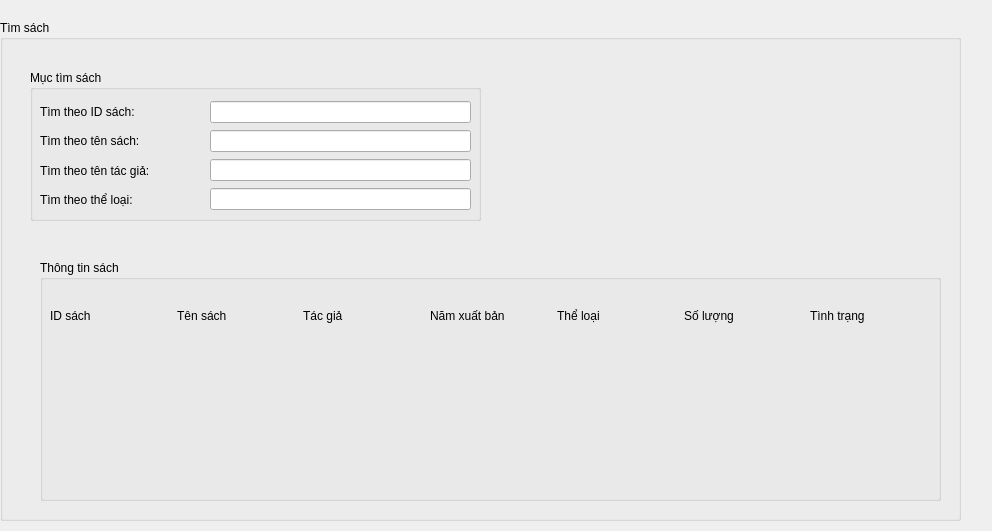
anhtuan4120/KTLT, file LIBPRO/timsach.ui: the form before one commit.
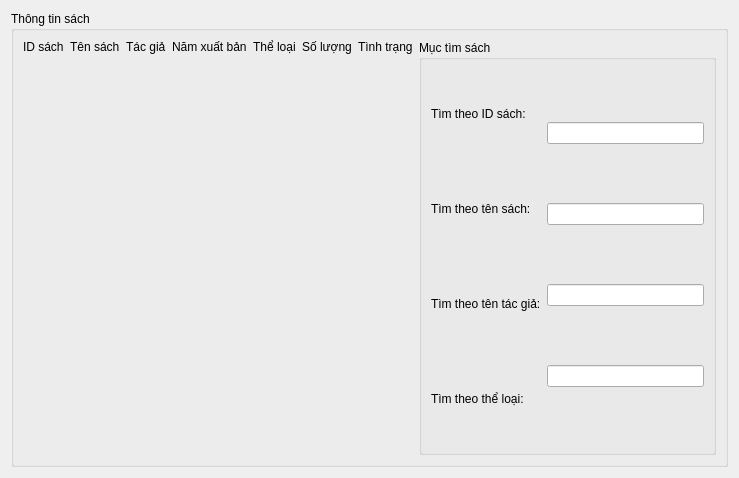
The form after the commit.

```diff
--- a/LIBPRO/timsach.ui
+++ b/LIBPRO/timsach.ui
@@ -6,190 +6,159 @@
    <rect>
     <x>0</x>
     <y>0</y>
-    <width>992</width>
-    <height>531</height>
+    <width>739</width>
+    <height>478</height>
    </rect>
   </property>
   <property name="windowTitle">
    <string>Dialog</string>
   </property>
-  <widget class="QGroupBox" name="groupBox">
-   <property name="geometry">
-    <rect>
-     <x>0</x>
-     <y>20</y>
-     <width>961</width>
-     <height>501</height>
-    </rect>
-   </property>
-   <property name="title">
-    <string>Tìm sách</string>
-   </property>
-   <widget class="QLabel" name="label_6">
-    <property name="geometry">
-     <rect>
-      <x>40</x>
-      <y>60</y>
-      <width>55</width>
-      <height>16</height>
-     </rect>
-    </property>
-    <property name="text">
-     <string/>
-    </property>
-   </widget>
-   <widget class="QGroupBox" name="groupBox_2">
-    <property name="geometry">
-     <rect>
-      <x>30</x>
-      <y>50</y>
-      <width>451</width>
-      <height>151</height>
-     </rect>
-    </property>
-    <property name="title">
-     <string>Mục tìm sách</string>
-    </property>
-    <widget class="QWidget" name="verticalLayoutWidget">
-     <property name="geometry">
-      <rect>
-       <x>10</x>
-       <y>30</y>
-       <width>141</width>
-       <height>111</height>
-      </rect>
-     </property>
-     <layout class="QVBoxLayout" name="verticalLayout">
+  <layout class="QHBoxLayout" name="horizontalLayout_4">
       <item>
-       <widget class="QLabel" name="label_10">
-        <property name="text">
-         <string>Tìm theo ID sách:</string>
-        </property>
-       </widget>
-      </item>
-      <item>
-       <widget class="QLabel" name="label_9">
-        <property name="text">
-         <string>Tìm theo tên sách:</string>
-        </property>
-       </widget>
-      </item>
-      <item>
-       <widget class="QLabel" name="label_11">
-        <property name="text">
-         <string>Tìm theo tên tác giả:</string>
-        </property>
-       </widget>
-      </item>
-      <item>
-       <widget class="QLabel" name="label_12">
-        <property name="text">
-         <string>Tìm theo thể loại:</string>
-        </property>
-       </widget>
-      </item>
-     </layout>
-    </widget>
-    <widget class="QWidget" name="verticalLayoutWidget_2">
-     <property name="geometry">
-      <rect>
-       <x>180</x>
-       <y>30</y>
-       <width>261</width>
-       <height>111</height>
-      </rect>
-     </property>
-     <layout class="QVBoxLayout" name="verticalLayout_2">
-      <item>
-       <widget class="QLineEdit" name="lineEdit_2"/>
-      </item>
-      <item>
-       <widget class="QLineEdit" name="lineEdit_3"/>
-      </item>
-      <item>
-       <widget class="QLineEdit" name="lineEdit_4"/>
-      </item>
-      <item>
-       <widget class="QLineEdit" name="lineEdit"/>
-      </item>
-     </layout>
-    </widget>
-   </widget>
-   <widget class="QGroupBox" name="groupBox_3">
-    <property name="geometry">
-     <rect>
-      <x>40</x>
-      <y>240</y>
-      <width>901</width>
-      <height>241</height>
-     </rect>
-    </property>
-    <property name="title">
-     <string>Thông tin sách</string>
-    </property>
-    <widget class="QWidget" name="horizontalLayoutWidget">
-     <property name="geometry">
-      <rect>
-       <x>10</x>
-       <y>30</y>
-       <width>881</width>
-       <height>51</height>
-      </rect>
-     </property>
      <layout class="QHBoxLayout" name="horizontalLayout">
       <item>
-       <widget class="QLabel" name="label">
+      <widget class="QGroupBox" name="groupBox_7">
+       <property name="title">
+        <string>Thông tin sách</string>
+       </property>
+       <layout class="QHBoxLayout" name="horizontalLayout_3">
+        <item>
+         <layout class="QVBoxLayout" name="verticalLayout_8">
+          <item>
+           <layout class="QHBoxLayout" name="horizontalLayout_10">
+            <item>
+             <widget class="QLabel" name="label_30">
         <property name="text">
          <string>ID sách</string>
         </property>
        </widget>
       </item>
       <item>
-       <widget class="QLabel" name="label_2">
+             <widget class="QLabel" name="label_31">
         <property name="text">
          <string>Tên sách</string>
         </property>
        </widget>
       </item>
       <item>
-       <widget class="QLabel" name="label_3">
+             <widget class="QLabel" name="label_32">
         <property name="text">
          <string>Tác giả</string>
         </property>
        </widget>
       </item>
       <item>
-       <widget class="QLabel" name="label_4">
+             <widget class="QLabel" name="label_33">
         <property name="text">
          <string>Năm xuất bản</string>
         </property>
        </widget>
       </item>
       <item>
-       <widget class="QLabel" name="label_8">
+             <widget class="QLabel" name="label_34">
         <property name="text">
          <string>Thể loại</string>
         </property>
        </widget>
       </item>
       <item>
-       <widget class="QLabel" name="label_5">
+             <widget class="QLabel" name="label_35">
         <property name="text">
          <string>Số lượng</string>
         </property>
        </widget>
       </item>
       <item>
-       <widget class="QLabel" name="label_7">
+             <widget class="QLabel" name="label_36">
         <property name="text">
          <string>Tình trạng</string>
         </property>
        </widget>
       </item>
      </layout>
-    </widget>
-   </widget>
-  </widget>
+          </item>
+          <item>
+           <spacer name="verticalSpacer_4">
+            <property name="orientation">
+             <enum>Qt::Vertical</enum>
+            </property>
+            <property name="sizeHint" stdset="0">
+             <size>
+              <width>20</width>
+              <height>40</height>
+             </size>
+            </property>
+           </spacer>
+          </item>
+         </layout>
+        </item>
+        <item>
+         <widget class="QGroupBox" name="groupBox_8">
+          <property name="title">
+           <string>Mục tìm sách</string>
+          </property>
+          <layout class="QHBoxLayout" name="horizontalLayout_2">
+           <item>
+            <layout class="QHBoxLayout" name="horizontalLayout_11">
+             <item>
+              <layout class="QVBoxLayout" name="verticalLayout_4">
+               <item>
+                <widget class="QLabel" name="label_37">
+                 <property name="text">
+                  <string>Tìm theo ID sách:</string>
+                 </property>
+                </widget>
+               </item>
+               <item>
+                <widget class="QLabel" name="label_38">
+                 <property name="text">
+                  <string>Tìm theo tên sách:</string>
+                 </property>
+                </widget>
+               </item>
+               <item>
+                <widget class="QLabel" name="label_39">
+                 <property name="text">
+                  <string>Tìm theo tên tác giả:</string>
+                 </property>
+                </widget>
+               </item>
+               <item>
+                <widget class="QLabel" name="label_40">
+                 <property name="text">
+                  <string>Tìm theo thể loại:</string>
+                 </property>
+                </widget>
+               </item>
+              </layout>
+             </item>
+            </layout>
+           </item>
+           <item>
+            <layout class="QVBoxLayout" name="verticalLayout_9">
+             <item>
+              <widget class="QLineEdit" name="lineEdit_9"/>
+             </item>
+             <item>
+              <widget class="QLineEdit" name="lineEdit_10"/>
+             </item>
+             <item>
+              <widget class="QLineEdit" name="lineEdit_11"/>
+             </item>
+             <item>
+              <widget class="QLineEdit" name="lineEdit_12"/>
+             </item>
+            </layout>
+           </item>
+          </layout>
+         </widget>
+        </item>
+       </layout>
+      </widget>
+     </item>
+    </layout>
+   </item>
+  </layout>
  </widget>
  <resources/>
  <connections/>
```
Lines whose indentation alone changed are shown as unchanged.
